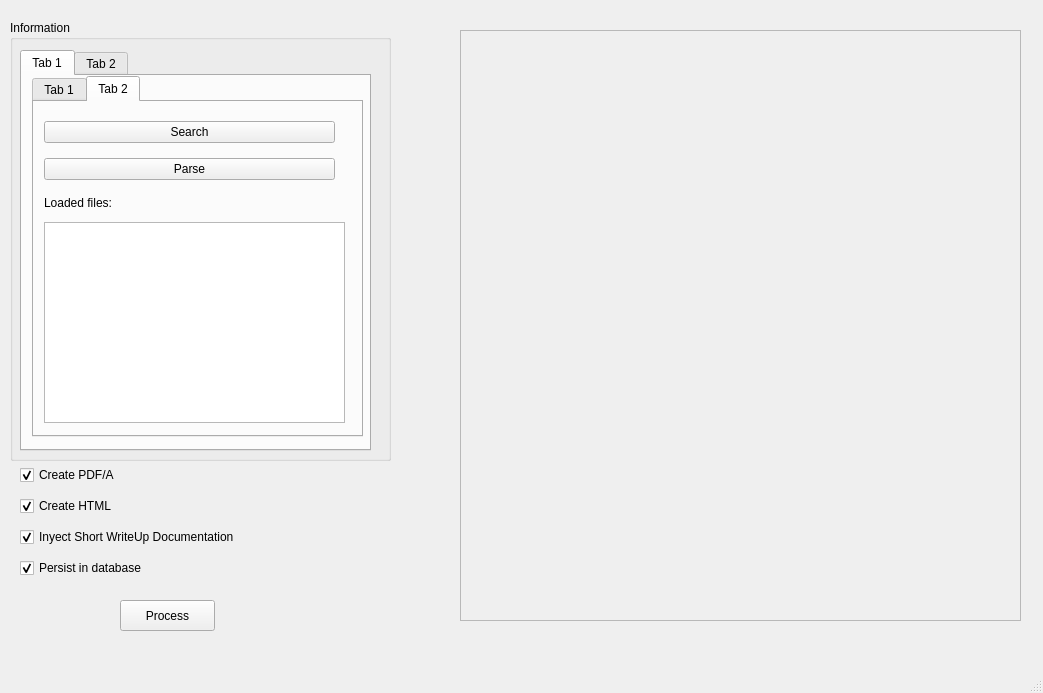
This is DataPreservationGUI.ui in leloulight/DataPreservationCERNProject as Qt 5 draws it before an edit. The edited form follows.
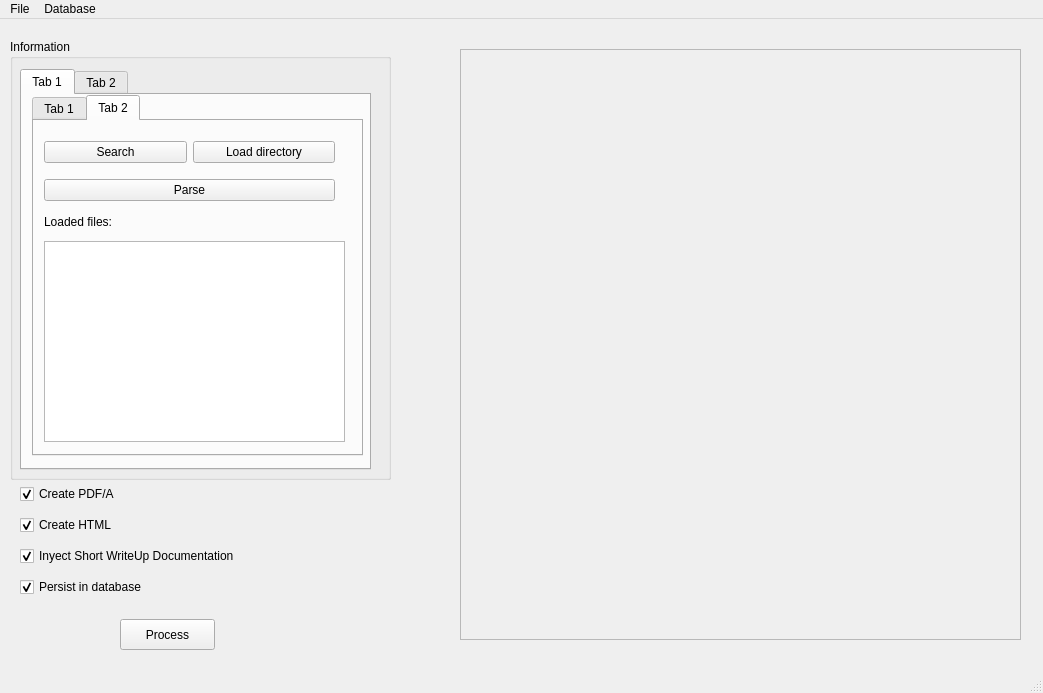
This is the edited form.

Commit message: Some fixes and Multiple Short write ups processing

```diff
--- a/DataPreservationGUI.ui
+++ b/DataPreservationGUI.ui
@@ -232,18 +232,29 @@
            <x>10</x>
            <y>10</y>
            <width>291</width>
-           <height>77</height>
+           <height>81</height>
           </rect>
          </property>
          <layout class="QHBoxLayout" name="horizontalLayout_10">
           <item>
            <layout class="QVBoxLayout" name="verticalLayout_4">
             <item>
-             <widget class="QPushButton" name="searchMultipleShortButton">
-              <property name="text">
-               <string>Search</string>
-              </property>
-             </widget>
+             <layout class="QHBoxLayout" name="horizontalLayout_11">
+              <item>
+               <widget class="QPushButton" name="searchMultipleShortButton">
+                <property name="text">
+                 <string>Search</string>
+                </property>
+               </widget>
+              </item>
+              <item>
+               <widget class="QPushButton" name="loadDirectoryMultipleShortButton">
+                <property name="text">
+                 <string>Load directory</string>
+                </property>
+               </widget>
+              </item>
+             </layout>
             </item>
             <item>
              <widget class="QPushButton" name="parseMultipleShortButton">
@@ -486,6 +497,20 @@
      <height>27</height>
     </rect>
    </property>
+   <widget class="QMenu" name="menuFile">
+    <property name="title">
+     <string>File</string>
+    </property>
+    <addaction name="actionQuit"/>
+   </widget>
+   <widget class="QMenu" name="menuDatabase">
+    <property name="title">
+     <string>Database</string>
+    </property>
+    <addaction name="actionCreate_database"/>
+   </widget>
+   <addaction name="menuFile"/>
+   <addaction name="menuDatabase"/>
   </widget>
   <widget class="QStatusBar" name="statusbar"/>
  </widget>
```
Left out of the diff: 14 changed lines with no effect on the pictures. The commit also changes 12 other files.
